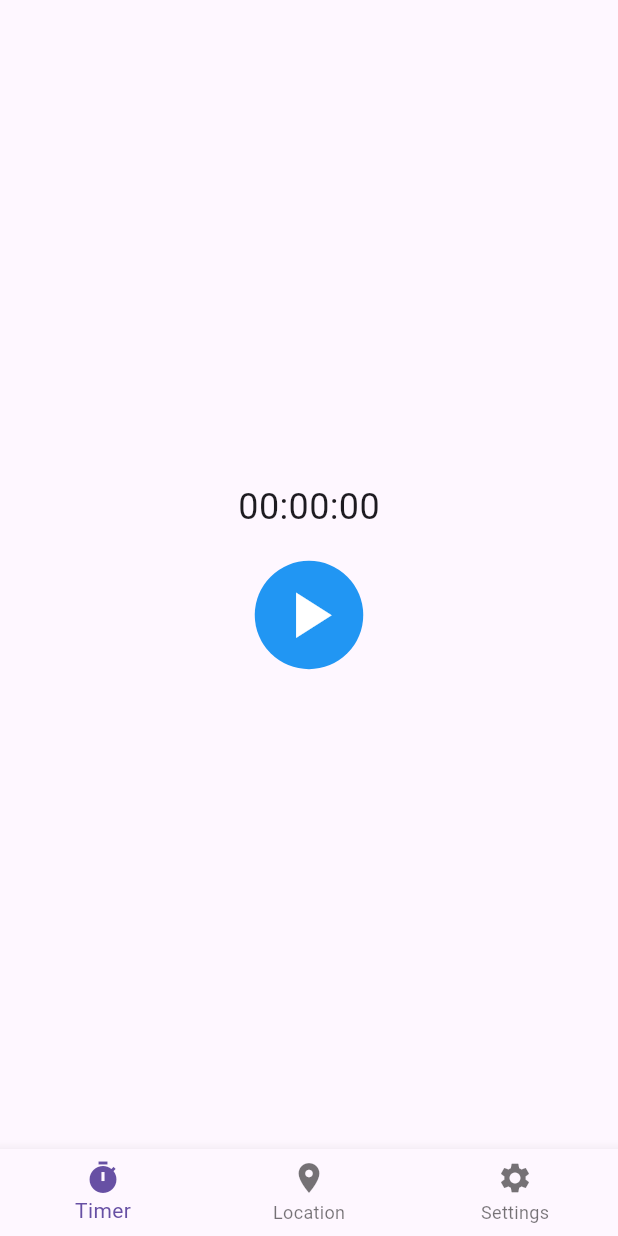
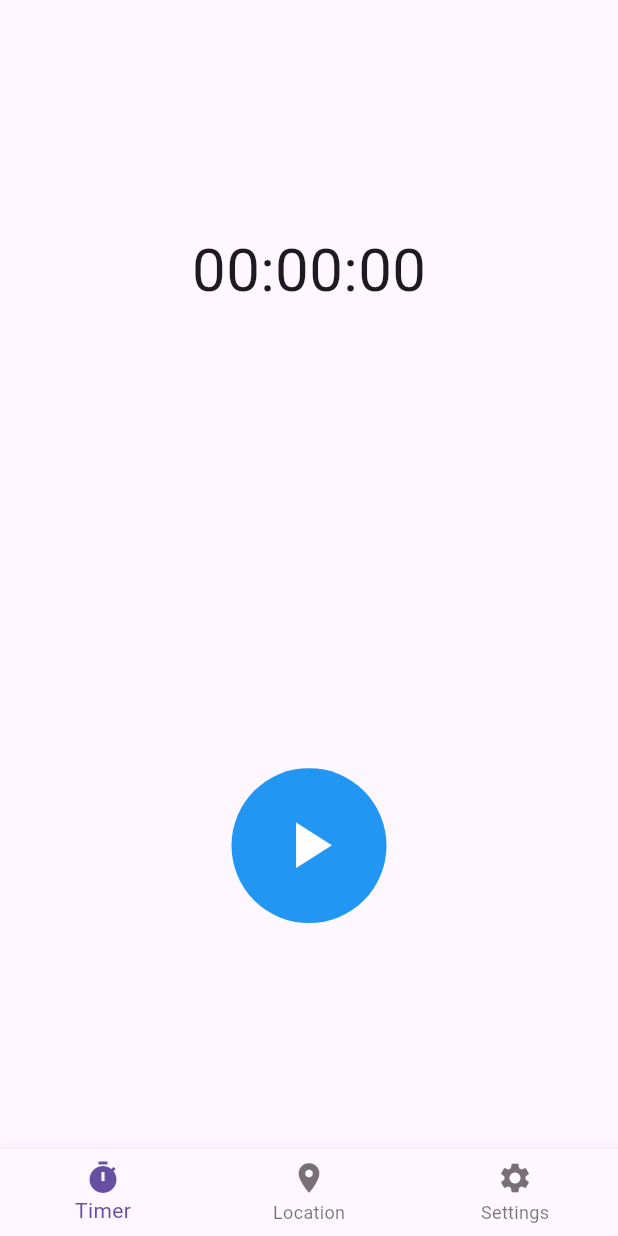
Before and after one commit to Yura-0/energise-test, a Flutter app: the screen it shows after launch, on a phone screen of 412 x 824 dp. Run offline on Flutter 3.47's test engine with Material 3 defaults, Android fonts, the phone set to English and light mode, and no system bars; our stand-ins replace responsive_sizer; generated files the repository leaves out were written again.

Commit message:
some button fix

```diff
--- a/lib/features/timer/timer_page.dart
+++ b/lib/features/timer/timer_page.dart
@@ -9,8 +9,7 @@ class TimerPage extends StatefulWidget {
   _TimerPageState createState() => _TimerPageState();
 }
 
-class _TimerPageState extends State<TimerPage>
-    with TickerProviderStateMixin {
+class _TimerPageState extends State<TimerPage> with TickerProviderStateMixin {
   bool isPlaying = false;
   Duration _duration = const Duration();
   Timer? _timer;
@@ -28,8 +27,8 @@ class _TimerPageState extends State<TimerPage>
     );
     _animationTextController = AnimationController(
       vsync: this,
-      duration: const Duration(milliseconds: 550),
-      reverseDuration: const Duration(milliseconds: 550),
+      duration: const Duration(milliseconds: 1000),
+      reverseDuration: const Duration(milliseconds: 1000),
     );
     _scaleAnimation = Tween<double>(begin: 1.0, end: 1.1).animate(
       CurvedAnimation(
@@ -89,33 +88,32 @@ class _TimerPageState extends State<TimerPage>
       body: SafeArea(
         child: Center(
           child: Column(
-            mainAxisAlignment: MainAxisAlignment.center,
+            mainAxisAlignment: MainAxisAlignment.spaceAround,
             children: [
               ScaleTransition(
                 scale: _textScaleAnimation,
                 child: Text(
                   '${_duration.inHours.toString().padLeft(2, '0')}:${(_duration.inMinutes % 60).toString().padLeft(2, '0')}:${(_duration.inSeconds % 60).toString().padLeft(2, '0')}',
-                  style: const TextStyle(fontSize: 24.0),
+                  style: const TextStyle(fontSize: 40.0),
                 ),
               ),
-              const SizedBox(height: 20.0),
               ScaleTransition(
                 scale: _scaleAnimation,
+                child: GestureDetector(
+                  onTap: _togglePlayPause,
                   child: Container(
-                  width: 70.0,
-                  height: 70.0,
+                    width: 100.0,
+                    height: 100.0,
                     decoration: const BoxDecoration(
                       shape: BoxShape.circle,
                       color: Colors.blue,
                     ),
                     child: Center(
-                    child: IconButton(
-                      icon: Icon(
+                      child: Icon(
                         isPlaying ? Icons.pause : Icons.play_arrow,
                         size: 50.0,
                         color: Colors.white,
                       ),
-                      onPressed: _togglePlayPause,
                     ),
                   ),
                 ),
```
Lines whose indentation alone changed are shown as unchanged.
